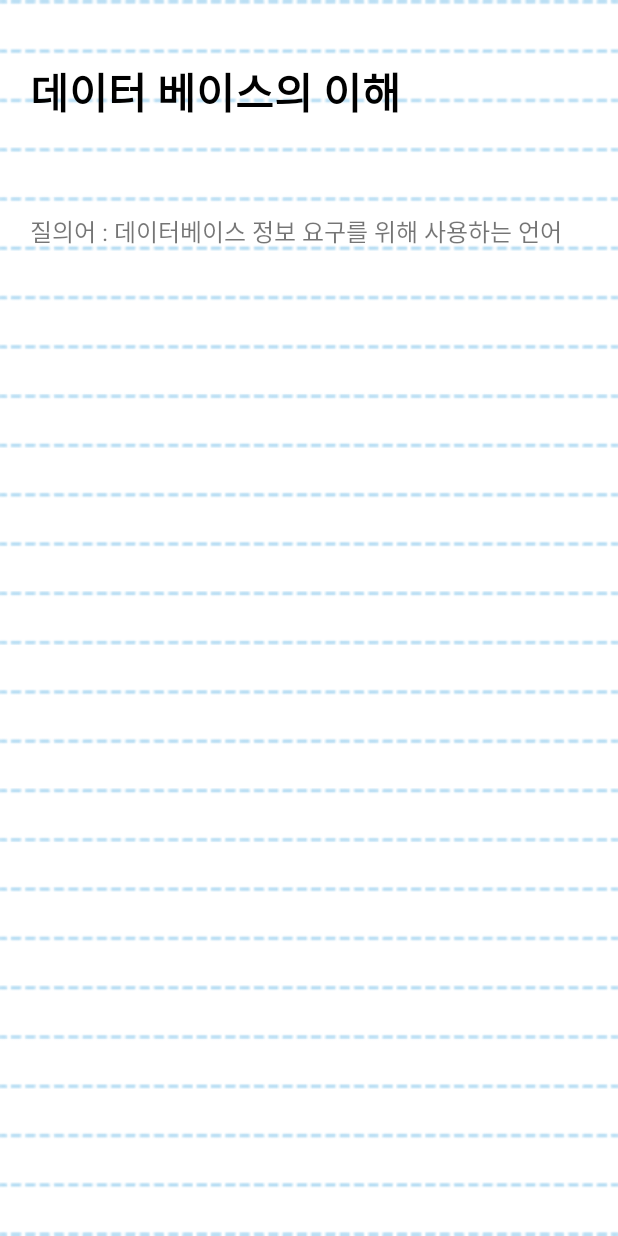
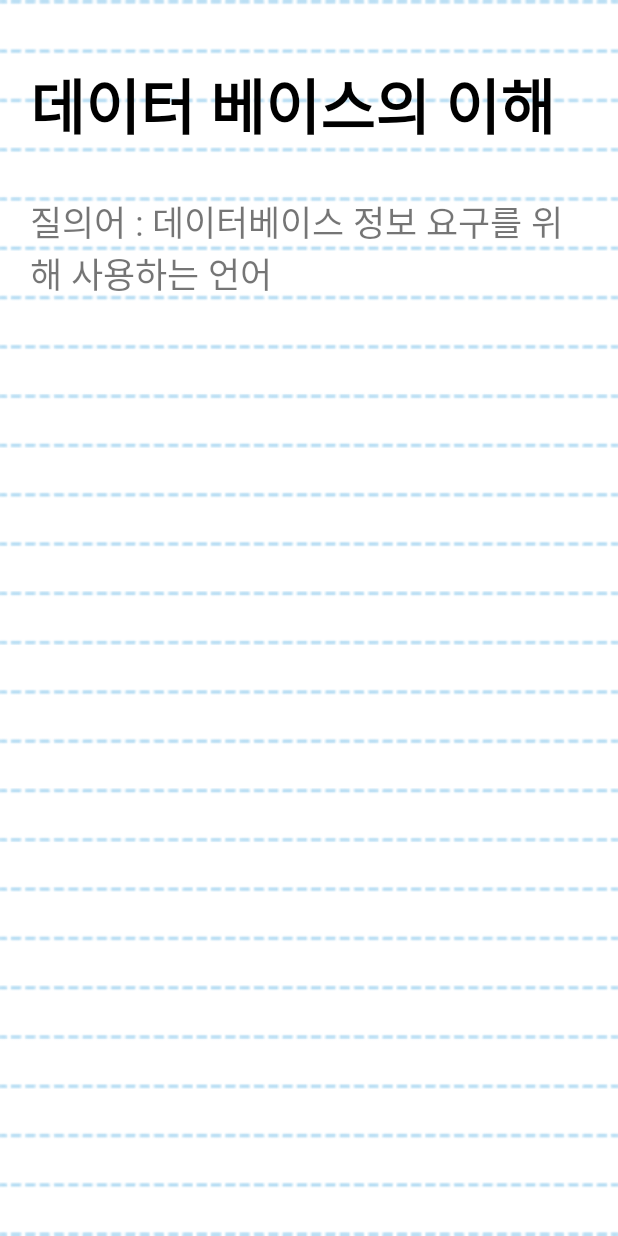
Before and after one commit to SumNote/SumNote-Android, an Android app: the fragment NoteFragment shown on its own in the app's theme, on a phone screen of 412 x 824 dp. Run offline under Robolectric (Android 15) with nearby library versions, the phone set to English and light mode, and no system bars; 2 statements that could not run were skipped.

Commit message:
노트에 임시 포트 적용

```diff
--- a/app/src/main/res/layout/fragment_new_note.xml
+++ b/app/src/main/res/layout/fragment_new_note.xml
@@ -17,6 +17,7 @@
         android:id="@+id/note">
 
         <TextView
+            android:fontFamily="@font/yeongdeoksea"
             android:id="@+id/textView"
             android:layout_width="wrap_content"
             android:layout_height="wrap_content"
@@ -27,6 +28,7 @@
             android:textStyle="bold" />
 
         <TextView
+            android:fontFamily="@font/yeongdeoksea"
             android:id="@+id/text_summary_note"
             android:layout_width="333dp"
             android:layout_height="wrap_content"
--- a/app/src/main/res/layout/fragment_note.xml
+++ b/app/src/main/res/layout/fragment_note.xml
@@ -9,24 +9,26 @@
 
 
     <TextView
+        android:fontFamily="@font/yeongdeoksea"
         android:id="@+id/note_title"
         android:layout_width="wrap_content"
         android:layout_height="wrap_content"
         android:text="데이터 베이스의 이해"
         android:textColor="@color/black"
         android:textStyle="bold"
-        android:textSize="28dp"
+        android:textSize="40dp"
         android:layout_marginLeft="20dp"
         android:layout_marginTop="40dp"/>
 
     <TextView
+        android:fontFamily="@font/yeongdeoksea"
         android:id="@+id/note_summary"
         android:layout_width="370dp"
-        android:layout_height="497dp"
+        android:layout_height="600dp"
         android:layout_marginStart="20dp"
-        android:layout_marginTop="60dp"
+        android:layout_marginTop="30dp"
         android:text="질의어 : 데이터베이스 정보 요구를 위해 사용하는 언어"
-        android:textSize="16dp" />
+        android:textSize="23dp" />
 
 
 </LinearLayout>
```
